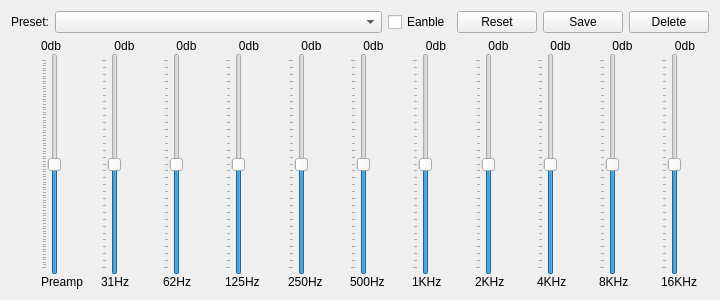
billlin0904/xamp2, file src/xamp/widget/equalizerdialog.ui: the form before one commit.
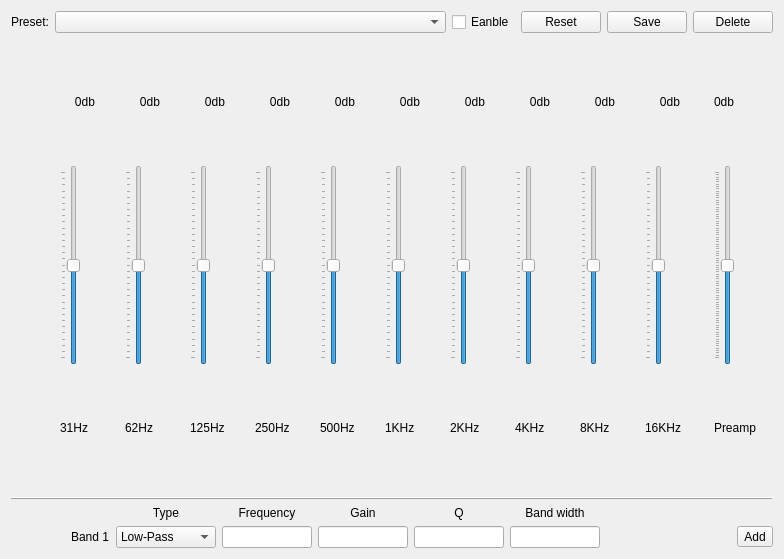
The form after the commit. Custom widgets are drawn as their Qt base class.

```diff
--- a/src/xamp/widget/equalizerdialog.ui
+++ b/src/xamp/widget/equalizerdialog.ui
@@ -6,32 +6,14 @@
    <rect>
     <x>0</x>
     <y>0</y>
-    <width>720</width>
-    <height>300</height>
+    <width>784</width>
+    <height>559</height>
    </rect>
   </property>
-  <property name="sizePolicy">
-   <sizepolicy hsizetype="Fixed" vsizetype="Fixed">
-    <horstretch>0</horstretch>
-    <verstretch>0</verstretch>
-   </sizepolicy>
-  </property>
-  <property name="minimumSize">
-   <size>
-    <width>720</width>
-    <height>300</height>
-   </size>
-  </property>
-  <property name="maximumSize">
-   <size>
-    <width>720</width>
-    <height>300</height>
-   </size>
-  </property>
   <property name="windowTitle">
    <string>Equalizer</string>
   </property>
-  <layout class="QVBoxLayout" name="verticalLayout_13" stretch="0,1">
+  <layout class="QVBoxLayout" name="verticalLayout_4" stretch="0,1,1,0">
    <item>
     <layout class="QHBoxLayout" name="horizontalLayout" stretch="0,1,0,0,0,0">
      <item>
@@ -75,7 +57,7 @@
     </layout>
    </item>
    <item>
-    <layout class="QHBoxLayout" name="horizontalLayout_3" stretch="1,0,1">
+    <layout class="QHBoxLayout" name="horizontalLayout_3" stretch="0,0,0">
      <property name="spacing">
       <number>0</number>
      </property>
@@ -89,85 +71,17 @@
        </property>
        <property name="sizeHint" stdset="0">
         <size>
-         <width>30</width>
+         <width>40</width>
          <height>20</height>
         </size>
        </property>
       </spacer>
      </item>
-     <item>
-      <layout class="QVBoxLayout" name="verticalLayout_12">
-       <property name="spacing">
-        <number>0</number>
-       </property>
-       <item>
-        <widget class="QLabel" name="preampDbLabel">
-         <property name="text">
-          <string>0db</string>
-         </property>
-         <property name="alignment">
-          <set>Qt::AlignLeading|Qt::AlignLeft|Qt::AlignVCenter</set>
-         </property>
-        </widget>
-       </item>
-       <item>
-        <widget class="DoubleSlider" name="preampSlider">
-         <property name="minimum">
-          <number>-400</number>
-         </property>
-         <property name="maximum">
-          <number>400</number>
-         </property>
-         <property name="orientation">
-          <enum>Qt::Vertical</enum>
-         </property>
-         <property name="tickPosition">
-          <enum>QSlider::TicksAbove</enum>
-         </property>
-        </widget>
-       </item>
-       <item>
-        <widget class="QLabel" name="preampLabel">
-         <property name="minimumSize">
-          <size>
-           <width>50</width>
-           <height>0</height>
-          </size>
-         </property>
-         <property name="maximumSize">
-          <size>
-           <width>50</width>
-           <height>16777215</height>
-          </size>
-         </property>
-         <property name="text">
-          <string>Preamp</string>
-         </property>
-        </widget>
-       </item>
-      </layout>
-     </item>
      <item>
       <layout class="QHBoxLayout" name="horizontalLayout_2">
        <property name="spacing">
         <number>15</number>
        </property>
-       <item>
-        <spacer name="horizontalSpacer_2">
-         <property name="orientation">
-          <enum>Qt::Horizontal</enum>
-         </property>
-         <property name="sizeType">
-          <enum>QSizePolicy::Fixed</enum>
-         </property>
-         <property name="sizeHint" stdset="0">
-          <size>
-           <width>10</width>
-           <height>20</height>
-          </size>
-         </property>
-        </spacer>
-       </item>
        <item>
         <layout class="QVBoxLayout" name="verticalLayout">
          <property name="spacing">
@@ -185,6 +99,24 @@
          </item>
          <item>
           <widget class="DoubleSlider" name="band1Slider">
+           <property name="sizePolicy">
+            <sizepolicy hsizetype="Fixed" vsizetype="Fixed">
+             <horstretch>0</horstretch>
+             <verstretch>0</verstretch>
+            </sizepolicy>
+           </property>
+           <property name="minimumSize">
+            <size>
+             <width>0</width>
+             <height>200</height>
+            </size>
+           </property>
+           <property name="maximumSize">
+            <size>
+             <width>16777215</width>
+             <height>200</height>
+            </size>
+           </property>
            <property name="minimum">
             <number>-150</number>
            </property>
@@ -237,6 +169,24 @@
          </item>
          <item>
           <widget class="DoubleSlider" name="band2Slider">
+           <property name="sizePolicy">
+            <sizepolicy hsizetype="Fixed" vsizetype="Fixed">
+             <horstretch>0</horstretch>
+             <verstretch>0</verstretch>
+            </sizepolicy>
+           </property>
+           <property name="minimumSize">
+            <size>
+             <width>0</width>
+             <height>200</height>
+            </size>
+           </property>
+           <property name="maximumSize">
+            <size>
+             <width>16777215</width>
+             <height>200</height>
+            </size>
+           </property>
            <property name="minimum">
             <number>-150</number>
            </property>
@@ -289,6 +239,24 @@
          </item>
          <item>
           <widget class="DoubleSlider" name="band3Slider">
+           <property name="sizePolicy">
+            <sizepolicy hsizetype="Fixed" vsizetype="Fixed">
+             <horstretch>0</horstretch>
+             <verstretch>0</verstretch>
+            </sizepolicy>
+           </property>
+           <property name="minimumSize">
+            <size>
+             <width>0</width>
+             <height>200</height>
+            </size>
+           </property>
+           <property name="maximumSize">
+            <size>
+             <width>16777215</width>
+             <height>200</height>
+            </size>
+           </property>
            <property name="minimum">
             <number>-150</number>
            </property>
@@ -341,6 +309,24 @@
          </item>
          <item>
           <widget class="DoubleSlider" name="band4Slider">
+           <property name="sizePolicy">
+            <sizepolicy hsizetype="Fixed" vsizetype="Fixed">
+             <horstretch>0</horstretch>
+             <verstretch>0</verstretch>
+            </sizepolicy>
+           </property>
+           <property name="minimumSize">
+            <size>
+             <width>0</width>
+             <height>200</height>
+            </size>
+           </property>
+           <property name="maximumSize">
+            <size>
+             <width>16777215</width>
+             <height>200</height>
+            </size>
+           </property>
            <property name="minimum">
             <number>-150</number>
            </property>
@@ -393,6 +379,24 @@
          </item>
          <item>
           <widget class="DoubleSlider" name="band5Slider">
+           <property name="sizePolicy">
+            <sizepolicy hsizetype="Fixed" vsizetype="Fixed">
+             <horstretch>0</horstretch>
+             <verstretch>0</verstretch>
+            </sizepolicy>
+           </property>
+           <property name="minimumSize">
+            <size>
+             <width>0</width>
+             <height>200</height>
+            </size>
+           </property>
+           <property name="maximumSize">
+            <size>
+             <width>16777215</width>
+             <height>200</height>
+            </size>
+           </property>
            <property name="minimum">
             <number>-150</number>
            </property>
@@ -445,6 +449,24 @@
          </item>
          <item>
           <widget class="DoubleSlider" name="band6Slider">
+           <property name="sizePolicy">
+            <sizepolicy hsizetype="Fixed" vsizetype="Fixed">
+             <horstretch>0</horstretch>
+             <verstretch>0</verstretch>
+            </sizepolicy>
+           </property>
+           <property name="minimumSize">
+            <size>
+             <width>0</width>
+             <height>200</height>
+            </size>
+           </property>
+           <property name="maximumSize">
+            <size>
+             <width>16777215</width>
+             <height>200</height>
+            </size>
+           </property>
            <property name="minimum">
             <number>-150</number>
            </property>
@@ -497,6 +519,24 @@
          </item>
          <item>
           <widget class="DoubleSlider" name="band7Slider">
+           <property name="sizePolicy">
+            <sizepolicy hsizetype="Fixed" vsizetype="Fixed">
+             <horstretch>0</horstretch>
+             <verstretch>0</verstretch>
+            </sizepolicy>
+           </property>
+           <property name="minimumSize">
+            <size>
+             <width>0</width>
+             <height>200</height>
+            </size>
+           </property>
+           <property name="maximumSize">
+            <size>
+             <width>16777215</width>
+             <height>200</height>
+            </size>
+           </property>
            <property name="minimum">
             <number>-150</number>
            </property>
@@ -549,6 +589,24 @@
          </item>
          <item>
           <widget class="DoubleSlider" name="band8Slider">
+           <property name="sizePolicy">
+            <sizepolicy hsizetype="Fixed" vsizetype="Fixed">
+             <horstretch>0</horstretch>
+             <verstretch>0</verstretch>
+            </sizepolicy>
+           </property>
+           <property name="minimumSize">
+            <size>
+             <width>0</width>
+             <height>200</height>
+            </size>
+           </property>
+           <property name="maximumSize">
+            <size>
+             <width>16777215</width>
+             <height>200</height>
+            </size>
+           </property>
            <property name="minimum">
             <number>-150</number>
            </property>
@@ -601,6 +659,24 @@
          </item>
          <item>
           <widget class="DoubleSlider" name="band9Slider">
+           <property name="sizePolicy">
+            <sizepolicy hsizetype="Fixed" vsizetype="Fixed">
+             <horstretch>0</horstretch>
+             <verstretch>0</verstretch>
+            </sizepolicy>
+           </property>
+           <property name="minimumSize">
+            <size>
+             <width>0</width>
+             <height>200</height>
+            </size>
+           </property>
+           <property name="maximumSize">
+            <size>
+             <width>16777215</width>
+             <height>200</height>
+            </size>
+           </property>
            <property name="minimum">
             <number>-150</number>
            </property>
@@ -653,6 +729,24 @@
          </item>
          <item>
           <widget class="DoubleSlider" name="band10Slider">
+           <property name="sizePolicy">
+            <sizepolicy hsizetype="Fixed" vsizetype="Fixed">
+             <horstretch>0</horstretch>
+             <verstretch>0</verstretch>
+            </sizepolicy>
+           </property>
+           <property name="minimumSize">
+            <size>
+             <width>0</width>
+             <height>200</height>
+            </size>
+           </property>
+           <property name="maximumSize">
+            <size>
+             <width>16777215</width>
+             <height>200</height>
+            </size>
+           </property>
            <property name="minimum">
             <number>-150</number>
            </property>
@@ -688,7 +782,331 @@
          </item>
         </layout>
        </item>
+       <item>
+        <spacer name="horizontalSpacer_2">
+         <property name="orientation">
+          <enum>Qt::Horizontal</enum>
+         </property>
+         <property name="sizeType">
+          <enum>QSizePolicy::Fixed</enum>
+         </property>
+         <property name="sizeHint" stdset="0">
+          <size>
+           <width>10</width>
+           <height>20</height>
+          </size>
+         </property>
+        </spacer>
+       </item>
       </layout>
+     </item>
+     <item>
+      <layout class="QVBoxLayout" name="verticalLayout_12">
+       <property name="spacing">
+        <number>0</number>
+       </property>
+       <item>
+        <widget class="QLabel" name="preampDbLabel">
+         <property name="text">
+          <string>0db</string>
+         </property>
+         <property name="alignment">
+          <set>Qt::AlignLeading|Qt::AlignLeft|Qt::AlignVCenter</set>
+         </property>
+        </widget>
+       </item>
+       <item>
+        <widget class="DoubleSlider" name="preampSlider">
+         <property name="sizePolicy">
+          <sizepolicy hsizetype="Fixed" vsizetype="Fixed">
+           <horstretch>0</horstretch>
+           <verstretch>0</verstretch>
+          </sizepolicy>
+         </property>
+         <property name="minimumSize">
+          <size>
+           <width>0</width>
+           <height>200</height>
+          </size>
+         </property>
+         <property name="maximumSize">
+          <size>
+           <width>16777215</width>
+           <height>200</height>
+          </size>
+         </property>
+         <property name="minimum">
+          <number>-400</number>
+         </property>
+         <property name="maximum">
+          <number>400</number>
+         </property>
+         <property name="orientation">
+          <enum>Qt::Vertical</enum>
+         </property>
+         <property name="tickPosition">
+          <enum>QSlider::TicksAbove</enum>
+         </property>
+        </widget>
+       </item>
+       <item>
+        <widget class="QLabel" name="preampLabel">
+         <property name="minimumSize">
+          <size>
+           <width>50</width>
+           <height>0</height>
+          </size>
+         </property>
+         <property name="maximumSize">
+          <size>
+           <width>50</width>
+           <height>16777215</height>
+          </size>
+         </property>
+         <property name="text">
+          <string>Preamp</string>
+         </property>
+        </widget>
+       </item>
+      </layout>
+     </item>
+    </layout>
+   </item>
+   <item>
+    <widget class="QFrame" name="frame">
+     <property name="frameShape">
+      <enum>QFrame::HLine</enum>
+     </property>
+     <property name="frameShadow">
+      <enum>QFrame::Raised</enum>
+     </property>
+    </widget>
+   </item>
+   <item>
+    <layout class="QGridLayout" name="gridLayout" rowstretch="0,0,0,0">
+     <property name="sizeConstraint">
+      <enum>QLayout::SetDefaultConstraint</enum>
+     </property>
+     <item row="2" column="9">
+      <widget class="QLineEdit" name="lineEdit_4">
+       <property name="sizePolicy">
+        <sizepolicy hsizetype="Fixed" vsizetype="Fixed">
+         <horstretch>0</horstretch>
+         <verstretch>0</verstretch>
+        </sizepolicy>
+       </property>
+       <property name="maximumSize">
+        <size>
+         <width>90</width>
+         <height>40</height>
+        </size>
+       </property>
+       <property name="readOnly">
+        <bool>true</bool>
+       </property>
+      </widget>
+     </item>
+     <item row="2" column="5" colspan="2">
+      <widget class="QLineEdit" name="lineEdit_2">
+       <property name="sizePolicy">
+        <sizepolicy hsizetype="Fixed" vsizetype="Fixed">
+         <horstretch>0</horstretch>
+         <verstretch>0</verstretch>
+        </sizepolicy>
+       </property>
+       <property name="maximumSize">
+        <size>
+         <width>90</width>
+         <height>40</height>
+        </size>
+       </property>
+      </widget>
+     </item>
+     <item row="2" column="7">
+      <widget class="QLineEdit" name="lineEdit_3">
+       <property name="sizePolicy">
+        <sizepolicy hsizetype="Fixed" vsizetype="Fixed">
+         <horstretch>0</horstretch>
+         <verstretch>0</verstretch>
+        </sizepolicy>
+       </property>
+       <property name="maximumSize">
+        <size>
+         <width>90</width>
+         <height>40</height>
+        </size>
+       </property>
+      </widget>
+     </item>
+     <item row="2" column="3" colspan="2">
+      <widget class="QLineEdit" name="lineEdit">
+       <property name="sizePolicy">
+        <sizepolicy hsizetype="Fixed" vsizetype="Fixed">
+         <horstretch>0</horstretch>
+         <verstretch>0</verstretch>
+        </sizepolicy>
+       </property>
+       <property name="maximumSize">
+        <size>
+         <width>90</width>
+         <height>40</height>
+        </size>
+       </property>
+      </widget>
+     </item>
+     <item row="1" column="7">
+      <widget class="QLabel" name="label_14">
+       <property name="text">
+        <string>Q</string>
+       </property>
+       <property name="alignment">
+        <set>Qt::AlignCenter</set>
+       </property>
+      </widget>
+     </item>
+     <item row="2" column="0">
+      <spacer name="horizontalSpacer_3">
+       <property name="orientation">
+        <enum>Qt::Horizontal</enum>
+       </property>
+       <property name="sizeType">
+        <enum>QSizePolicy::Fixed</enum>
+       </property>
+       <property name="sizeHint" stdset="0">
+        <size>
+         <width>60</width>
+         <height>20</height>
+        </size>
+       </property>
+      </spacer>
+     </item>
+     <item row="2" column="1">
+      <widget class="QLabel" name="label">
+       <property name="text">
+        <string>Band 1</string>
+       </property>
+      </widget>
+     </item>
+     <item row="1" column="5" colspan="2">
+      <widget class="QLabel" name="label_13">
+       <property name="text">
+        <string>Gain</string>
+       </property>
+       <property name="alignment">
+        <set>Qt::AlignCenter</set>
+       </property>
+      </widget>
+     </item>
+     <item row="1" column="2">
+      <widget class="QLabel" name="label_11">
+       <property name="text">
+        <string>Type</string>
+       </property>
+       <property name="alignment">
+        <set>Qt::AlignCenter</set>
+       </property>
+      </widget>
+     </item>
+     <item row="2" column="2">
+      <widget class="QComboBox" name="comboBox">
+       <property name="sizePolicy">
+        <sizepolicy hsizetype="Fixed" vsizetype="Fixed">
+         <horstretch>0</horstretch>
+         <verstretch>0</verstretch>
+        </sizepolicy>
+       </property>
+       <property name="minimumSize">
+        <size>
+         <width>100</width>
+         <height>0</height>
+        </size>
+       </property>
+       <item>
+        <property name="text">
+         <string>Low-Pass</string>
+        </property>
+       </item>
+       <item>
+        <property name="text">
+         <string>High-Pass</string>
+        </property>
+       </item>
+       <item>
+        <property name="text">
+         <string>High-Band-Pass</string>
+        </property>
+       </item>
+       <item>
+        <property name="text">
+         <string>High-Band-Pass-Q</string>
+        </property>
+       </item>
+       <item>
+        <property name="text">
+         <string>Notch</string>
+        </property>
+       </item>
+       <item>
+        <property name="text">
+         <string>All-Pass</string>
+        </property>
+       </item>
+       <item>
+        <property name="text">
+         <string>All-Peak-EQ</string>
+        </property>
+       </item>
+       <item>
+        <property name="text">
+         <string>Low-Shelf</string>
+        </property>
+       </item>
+       <item>
+        <property name="text">
+         <string>High-Low-Shelf</string>
+        </property>
+       </item>
+      </widget>
+     </item>
+     <item row="1" column="3" colspan="2">
+      <widget class="QLabel" name="label_12">
+       <property name="text">
+        <string>Frequency</string>
+       </property>
+       <property name="alignment">
+        <set>Qt::AlignCenter</set>
+       </property>
+      </widget>
+     </item>
+     <item row="1" column="9">
+      <widget class="QLabel" name="label_15">
+       <property name="text">
+        <string>Band width</string>
+       </property>
+       <property name="alignment">
+        <set>Qt::AlignCenter</set>
+       </property>
+      </widget>
+     </item>
+     <item row="2" column="10">
+      <spacer name="horizontalSpacer_4">
+       <property name="orientation">
+        <enum>Qt::Horizontal</enum>
+       </property>
+       <property name="sizeHint" stdset="0">
+        <size>
+         <width>200</width>
+         <height>20</height>
+        </size>
+       </property>
+      </spacer>
+     </item>
+     <item row="2" column="11">
+      <widget class="QToolButton" name="addButton">
+       <property name="text">
+        <string>Add</string>
+       </property>
+      </widget>
      </item>
     </layout>
    </item>
```
